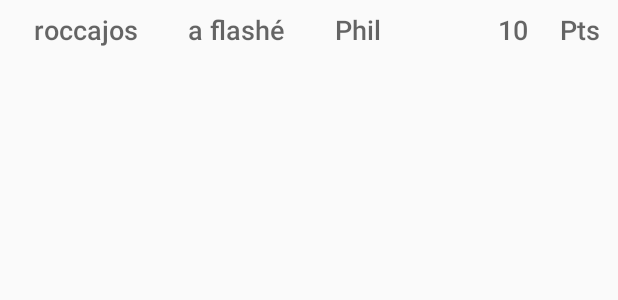
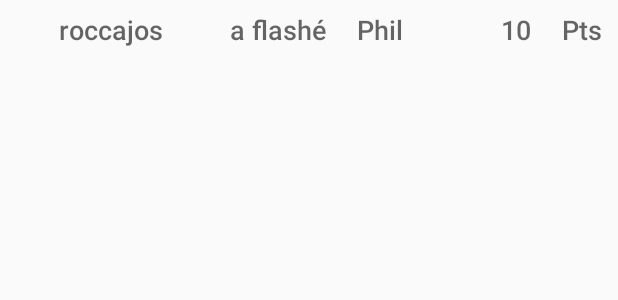
Before and after one commit to CaptureSI28/android, an Android app: the layout flash_row.xml on its own in the app's theme, with its tools: preview values and no code run, on a phone screen of 412 x 824 dp. Shown: the top 300 px of the screen. Run offline under Robolectric (Android 15) with nearby library versions, the phone set to English and light mode, and no system bars.

Commit message:
Resolve minor bugs

```diff
--- a/app/src/main/java/com/example/josephrocca/multiviewapptest/view/TopInfo.java
+++ b/app/src/main/java/com/example/josephrocca/multiviewapptest/view/TopInfo.java
@@ -87,7 +87,7 @@ public class TopInfo {
             teamsMap.put(i,t);
 
             View child = linf.inflate(R.layout.topteaminfo, row, false);
-            TableRow.LayoutParams params = new TableRow.LayoutParams(1, ViewGroup.LayoutParams.WRAP_CONTENT, 1f);
+            TableRow.LayoutParams params = new TableRow.LayoutParams(1, ViewGroup.LayoutParams.WRAP_CONTENT, 0.9f);
             child.setLayoutParams(params);
 
             TextView teampt             = (TextView)child.findViewById(R.id.ptteam);
--- a/app/src/main/res/layout/flash_row.xml
+++ b/app/src/main/res/layout/flash_row.xml
@@ -13,14 +13,21 @@
 
 
         <TextView
-            android:layout_width="wrap_content"
-            android:layout_height="wrap_content"
+            android:layout_width="fill_parent"
+            android:layout_height="fill_parent"
             style="@android:style/TextAppearance.DeviceDefault.Medium"
             android:text="roccajos"
             android:id="@+id/historique_player"
             android:layout_weight="1"
             android:layout_gravity="center_vertical"
             android:gravity="center" />
+
+        <LinearLayout
+            android:orientation="horizontal"
+            android:layout_width="fill_parent"
+            android:layout_height="fill_parent"
+            android:layout_weight="1"
+            android:layout_gravity="center_vertical">
 
             <TextView
                 android:layout_width="wrap_content"
@@ -29,7 +36,8 @@
                 android:text="a flashé"
                 android:id="@+id/textView"
                 android:layout_weight="0.50"
-            android:gravity="center" />
+                android:gravity="center"
+                android:layout_gravity="center_vertical" />
 
             <TextView
                 android:layout_width="wrap_content"
@@ -39,7 +47,16 @@
                 android:id="@+id/historique_zone"
                 android:layout_weight="1"
                 android:paddingRight="10dp"
-            android:gravity="center" />
+                android:gravity="center"
+                android:layout_gravity="center_vertical" />
+        </LinearLayout>
+
+        <LinearLayout
+            android:orientation="horizontal"
+            android:layout_width="fill_parent"
+            android:layout_height="fill_parent"
+            android:layout_weight="1.1"
+            android:id="@+id/ptsLayout">
 
             <TextView
                 android:layout_width="wrap_content"
@@ -49,7 +66,8 @@
                 android:id="@+id/historique_points"
                 android:layout_weight="1"
                 android:paddingRight="10dp"
-            android:gravity="right" />
+                android:gravity="right"
+                android:layout_gravity="center_vertical" />
 
             <TextView
                 android:layout_width="wrap_content"
@@ -58,7 +76,11 @@
                 android:text="Pts"
                 android:id="@+id/pts"
                 android:layout_weight="0.50"
-            android:gravity="center" />
+                android:gravity="center"
+                android:layout_gravity="center_vertical" />
+
         </LinearLayout>
 
     </LinearLayout>
+
+</LinearLayout>
--- a/app/src/main/res/layout/fragment_map.xml
+++ b/app/src/main/res/layout/fragment_map.xml
@@ -47,7 +47,7 @@
             android:layout_alignParentLeft="true"
             android:layout_alignParentStart="true" />
 
-        <!--
+
         <ImageView
             android:layout_width="match_parent"
             android:layout_height="match_parent"
@@ -88,6 +88,7 @@
             android:layout_alignParentLeft="true"
             android:layout_alignParentStart="true" />
 
+        <!--
         <ImageView
             android:layout_width="match_parent"
             android:layout_height="match_parent"
--- a/app/src/main/res/layout/fragment_settings.xml
+++ b/app/src/main/res/layout/fragment_settings.xml
@@ -56,6 +56,7 @@
         android:id="@+id/settings_listparticipants"
         android:layout_gravity="center_horizontal"
         android:layout_marginTop="10dp"
-        android:layout_marginBottom="10dp" />
+        android:layout_marginBottom="10dp"
+        android:padding="10dp" />
 
 </LinearLayout>
--- a/app/src/main/res/layout/toppersoinfo.xml
+++ b/app/src/main/res/layout/toppersoinfo.xml
@@ -12,9 +12,9 @@
         android:orientation="horizontal"
         android:layout_width="match_parent"
         android:layout_height="43dp"
-        android:gravity="center_vertical|right"
         android:paddingRight="5dp"
-        android:id="@+id/textlayout">
+        android:id="@+id/textlayout"
+        android:gravity="center_vertical">
 
         <ImageView
             android:layout_width="wrap_content"
@@ -26,7 +26,7 @@
         <TextView
             android:layout_width="wrap_content"
             android:layout_height="wrap_content"
-            android:textAppearance="?android:attr/textAppearanceLarge"
+            android:textAppearance="?android:attr/textAppearanceMedium"
             android:text="userpt"
             android:id="@+id/userpt"
             android:textSize="20sp" />
```
Also changed, not shown: app/src/main/java/com/example/josephrocca/multiviewapptest/view/FragmentMap.java (+14 -7 lines), app/src/main/res/layout/activity_joingame.xml (+6 -4 lines). Lines whose indentation alone changed are shown as unchanged.
